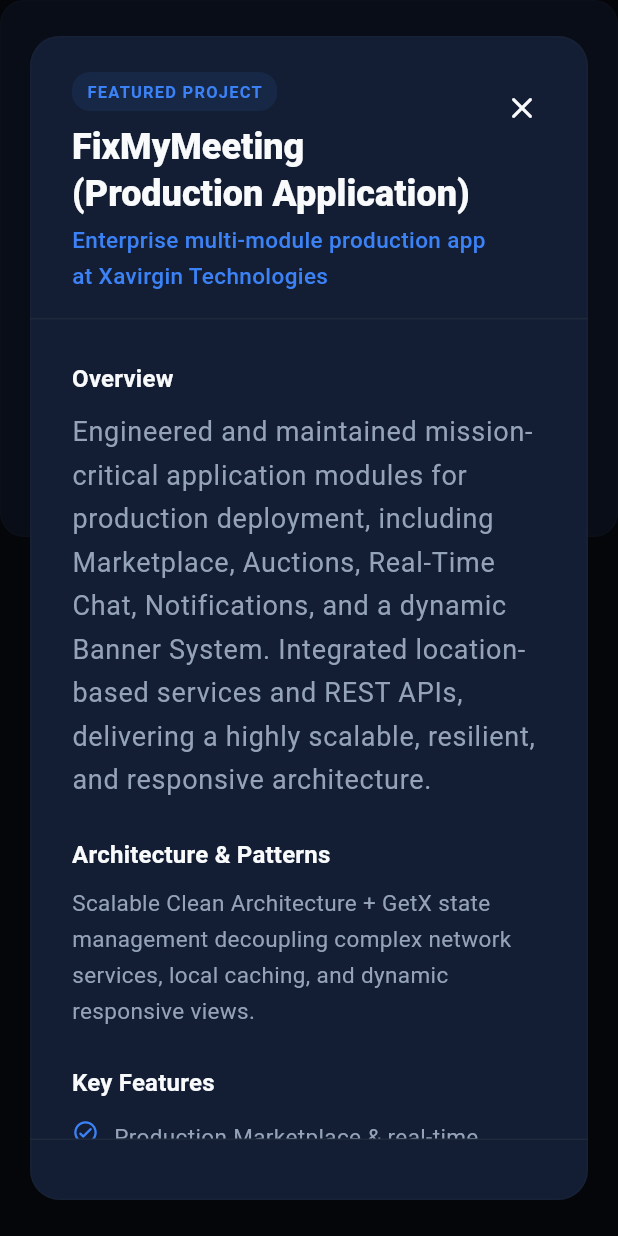
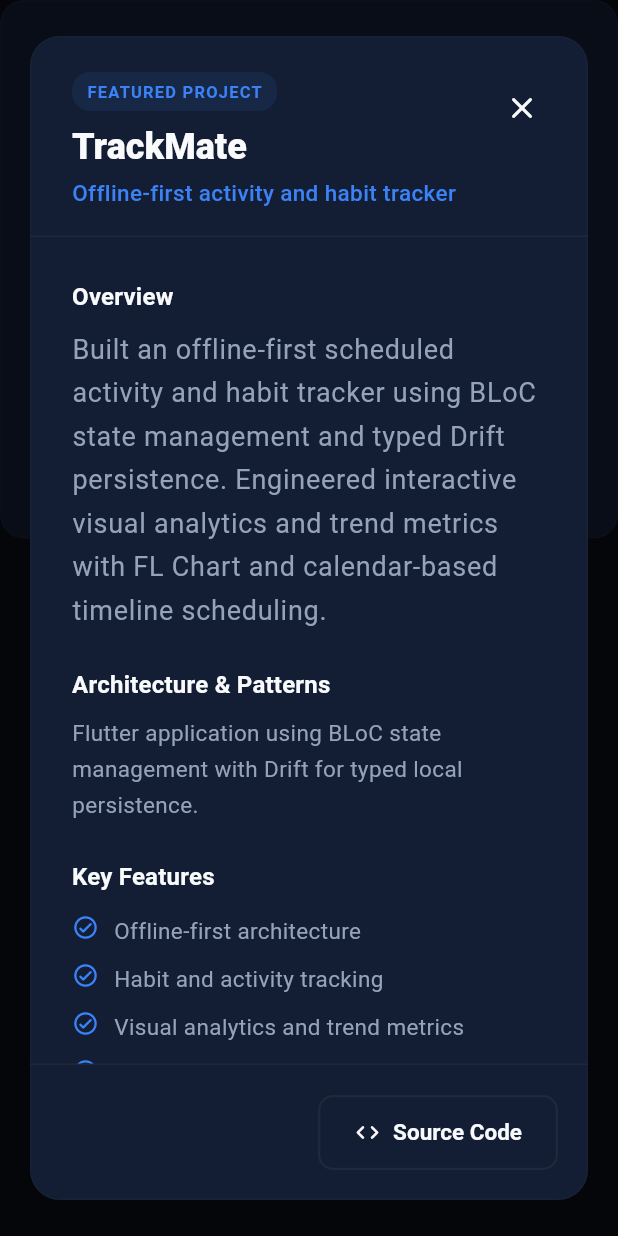
Before and after one commit to arpityadav783791-cloud/Personal_Portfolio, a Flutter app: the ProjectCard widget shown alone on an empty page, opened directly with sample values from the repository, after a tap on "View Case Study", on a phone screen of 412 x 824 dp. Run offline on Flutter 3.47's test engine with Material 3 defaults, Android fonts, the phone set to English and light mode, and no system bars.

Commit message:
updated projects section and the resume

```diff
--- a/lib/core/constants/portfolio_constants.dart
+++ b/lib/core/constants/portfolio_constants.dart
@@ -4,13 +4,12 @@
   static const String name = 'Arpit Kumar Yadav';
   static const String shortName = 'Arpit Yadav';
   static const String initials = 'AY';
-  static const String role = 'Flutter Developer';
+  static const String role = 'Flutter Developer • Cross-Platform Specialist';
   static const String heroGreeting = "Hello, I'm Arpit.";
   static const String heroHeadline =
       'I build clean, scalable and production-ready applications with Flutter.';
   static const String heroSubtext =
-      'Flutter Developer with hands-on production experience at Xavirgin Technologies (FixMyMeeting). Specializing in Clean Architecture, MVVM, GetX/BLoC, REST APIs, Firebase, and high-performance cross-platform applications.';
-
+      'Results-driven Flutter Developer with commercial production experience at Xavirgin Technologies. Specializing in Flutter, Dart, Clean Architecture, MVVM, GetX/BLoC, REST APIs, Drift/SQLite, Firebase, and high-performance cross-platform applications.';
   // Real Verified Contact & Social Links
   static const String phone = '+91 7652086399';
   static const String rawPhone = '7652086399';
@@ -25,7 +24,7 @@
   static const String whatsappUrl =
       'https://wa.me/917652086399?text=Hi%20Arpit,%20I%20reviewed%20your%20Flutter%20portfolio';
   static const String resumePath =
-      'https://raw.githubusercontent.com/arpityadav783791-cloud/Personal_Portfolio/main/Arpit_Kumar_Yadav_Resume.pdf';
+    'https://raw.githubusercontent.com/arpityadav783791-cloud/Personal_Portfolio/main/assets/resume/Arpit_Kumar_Yadav_Resume.pdf';
 
   // Recruiter Key Stats
   static const String cgpa = '8.5 / 10';
--- a/lib/data/experience_data.dart
+++ b/lib/data/experience_data.dart
@@ -5,29 +5,30 @@
 
   static const List<ExperienceModel> experiences = [
     ExperienceModel(
-      role: 'Flutter Developer',
+      role: 'Flutter Developer Intern → Flutter Team Lead',
       company: 'Xavirgin Technologies',
-      period: 'June 2026 — Present',
+      period: 'April 2026 — Present',
       location: 'Jaipur, Rajasthan',
       responsibilities: [
-        'Developed and maintained critical modules for production application (FixMyMeeting), including Marketplace, Auctions, Real-time Chat, and Notifications.',
-        'Engineered a highly responsive UI and dynamic Banner System, significantly improving overall cross-device performance and visual engagement.',
-        'Implemented location-based services and complex RESTful APIs, guaranteeing a highly scalable and resilient architecture.',
-        'Executed comprehensive bug fixing, optimized memory and rendering performance, and integrated third-party SDKs within an Agile development environment.',
-        'Maintained code integrity and facilitated continuous integration through strict Git workflows, structured Pull Requests, and code reviews.',
+        'Joined Xavirgin Technologies as a Flutter Developer Intern in April 2026 and contributed to production Flutter application development, UI implementation, API integration, debugging, and feature delivery.',
+        'Worked on FixMyMeeting, contributing to responsive UI development, REST API integration, location-based services, performance improvements, and production bug resolution.',
+        'Promoted to Flutter Team Lead for a 3-month period, taking additional responsibility for coordinating Flutter development tasks, supporting team members, reviewing implementation approaches, and maintaining development quality.',
+        'Contributed to improving codebase quality, application reliability, and smooth user experience while working with Flutter, Dart, GetX/BLoC, REST APIs, and production development workflows.',
       ],
       technologies: [
         'Flutter',
         'Dart',
         'GetX',
+        'BLoC',
         'Clean Architecture',
+        'MVVM',
         'REST APIs',
         'Firebase',
         'Git & GitHub',
         'Postman',
       ],
       achievements:
-          'Shipped mission-critical production features for FixMyMeeting, improving application responsiveness and delivering a crash-free experience across Android and iOS.',
+          'Progressed from Flutter Developer Intern to Flutter Team Lead during the internship, taking on additional technical coordination and team support responsibilities.',
     ),
   ];
 }
--- a/lib/data/projects_data.dart
+++ b/lib/data/projects_data.dart
@@ -1,188 +1,185 @@
-import 'package:portfolio/core/constants/portfolio_constants.dart';
-import 'package:portfolio/data/models/project_model.dart';
+import 'models/project_model.dart';
 
 class ProjectsData {
-  ProjectsData._();
-
   static const List<ProjectModel> projects = [
     ProjectModel(
-      id: 'fixmymeeting',
-      title: 'FixMyMeeting (Production Application)',
-      tagline:
-          'Enterprise multi-module production app at Xavirgin Technologies',
+      id: 'trackmate',
+      title: 'TrackMate',
+      tagline: 'Offline-first activity and habit tracker',
       description:
-          'Engineered and maintained mission-critical application modules for production deployment, including Marketplace, Auctions, Real-Time Chat, Notifications, and a dynamic Banner System. Integrated location-based services and REST APIs, delivering a highly scalable, resilient, and responsive architecture.',
+          'Built an offline-first scheduled activity and habit tracker using BLoC state management and typed Drift persistence. Engineered interactive visual analytics and trend metrics with FL Chart and calendar-based timeline scheduling.',
+      technologies: [
+        'Flutter',
+        'Dart',
+        'BLoC',
+        'Drift',
+        'SQLite',
+        'FL Chart',
+      ],
+      keyFeatures: [
+        'Offline-first architecture',
+        'Habit and activity tracking',
+        'Visual analytics and trend metrics',
+        'Calendar-based scheduling',
+      ],
+      architecture:
+          'Flutter application using BLoC state management with Drift for typed local persistence.',
+      challenges:
+          'Designing reliable offline-first data handling and interactive activity analytics.',
+      results:
+          'Delivered an offline-first tracker with persistent scheduling, analytics, and trend visualization.',
+      githubUrl: 'https://github.com/RishabhHatlunkar/trackmate',
+      isFeatured: true,
+    ),
+
+    ProjectModel(
+      id: 'linux-rdp-client',
+      title: 'Linux RDP Client',
+      tagline: 'Cross-platform Linux remote desktop client',
+      description:
+          'Built a Linux remote desktop client with connection management, persistent storage, add/edit flows, status tracking, and FreeRDP launching via system processes. Implemented connection validation, favorites/search, configurable resolution, clipboard/audio options, and user-friendly RDP error mapping.',
       technologies: [
         'Flutter',
         'Dart',
         'GetX',
-        'Clean Architecture',
-        'REST APIs',
-        'Firebase',
-        'Location Services',
-        'Agile CI/CD',
+        'GetStorage',
+        'FreeRDP',
+        'Linux',
       ],
       keyFeatures: [
-        'Production Marketplace & real-time Auction bidding modules',
-        'Real-time Chat with instant messaging and push notification alerts',
-        'Dynamic Banner System enhancing brand interaction and user conversions',
-        'Location-based service integration with background geolocation parsing',
+        'RDP connection management',
+        'Persistent connection storage',
+        'FreeRDP integration',
+        'Connection validation',
+        'Favorites and search',
+        'Configurable resolution',
+        'Clipboard and audio support',
       ],
       architecture:
-          'Scalable Clean Architecture + GetX state management decoupling complex network services, local caching, and dynamic responsive views.',
+          'Flutter application using GetX, GetStorage, and Linux system process integration with FreeRDP.',
       challenges:
-          'Maintaining sub-second state synchronization across simultaneous real-time auction bids and chat messages without frame drops.',
+          'Managing RDP processes, connection states, validation, and platform-specific Linux behavior.',
       results:
-          'Successfully deployed to production with high user retention, improved cross-device fluidity, and zero regression defects.',
+          'Delivered a functional Linux RDP client with persistent connections, configuration options, and error handling.',
+      githubUrl:
+          'https://github.com/arpityadav783791-cloud/RemoteDesktopConnectivity',
       isFeatured: true,
     ),
+
     ProjectModel(
-      id: 'trackmate',
-      title: 'TrackMate',
-      tagline: 'Personal activity & habit tracker with BLoC, Drift & Analytics',
+      id: 'qrcode-generator-reader',
+      title: 'QRCode Generator Reader',
+      tagline: 'Cross-platform QR code generator and reader',
       description:
-          'A comprehensive personal scheduled activity and habit tracking application engineered in Flutter. Features structured daily schedule logging, interactive calendar timelines, dynamic visual performance analytics with FL Chart, robust offline persistence using Drift (SQLite), and reactive BLoC state management with GetIt dependency injection.',
+          'Developed a cross-platform Flutter application that generates QR codes and reads/scans QR codes from the application interface.',
       technologies: [
         'Flutter',
         'Dart',
-        'BLoC & Cubit',
-        'Drift (SQLite)',
-        'FL Chart',
-        'Table Calendar',
-        'GoRouter',
-        'GetIt',
+        'QR Code',
       ],
       keyFeatures: [
-        'Scheduled activity timeline and habit tracking with interactive Table Calendar integration',
-        'Dynamic data analytics and trend graphs visualizing weekly and monthly performance using FL Chart',
-        'Offline-first architecture with typed reactive database queries powered by Drift (SQLite)',
-        'Decoupled Clean Architecture with BLoC state management and GetIt service location',
+        'QR code generation',
+        'QR code scanning',
+        'Cross-platform interface',
       ],
       architecture:
-          'Clean Architecture with BLoC/Cubit pattern, Drift ORM database layer, and isolated repository contracts for maximum testability.',
+          'Flutter cross-platform application with QR generation and scanning workflows.',
       challenges:
-          'Optimizing relational query performance and reactive stream emissions across complex multi-month activity logs without dropping UI frames.',
+          'Integrating QR generation and scanning while maintaining a simple cross-platform user experience.',
       results:
-          'Fluid 60fps data visualizations, instant offline persistence, and seamless schedule navigation across viewports.',
-      githubUrl: 'https://github.com/RishabhHatlunkar/trackmate',
-      isFeatured: true,
+          'Delivered a functional application capable of generating and reading QR codes.',
+      githubUrl:
+          'https://github.com/arpityadav783791-cloud/QRCodeGeneratorReader',
+      isFeatured: false,
     ),
+
     ProjectModel(
-      id: 'tesla-news',
-      title: 'Tesla News Application',
-      tagline:
-          'Real-time news aggregator built with Clean Architecture & REST APIs',
+      id: 'cat-dog-classifier',
+      title: 'CatDogClassifier',
+      tagline: 'Flutter image classification application',
       description:
-          'Developed a customized news aggregator utilizing a live News API, featuring advanced search capabilities. Adhered strictly to Clean Architecture principles to implement a highly responsive design unified across multiple mobile and tablet screen sizes.',
+          'Built a Flutter image-classification application for identifying cats and dogs, integrating an image classification model into the app workflow.',
       technologies: [
         'Flutter',
         'Dart',
-        'RESTful APIs',
-        'HTTP',
-        'JSON Parsing',
-        'Clean Architecture',
-        'URL Launcher',
+        'Machine Learning',
+        'Image Classification',
       ],
       keyFeatures: [
-        'Real-time news feed fetching and serialization using asynchronous HTTP requests',
-        'Clean Architecture decoupling data sources, repository contracts, and presentation',
-        'In-app responsive article reader with external source URL launching',
-        'Advanced search and multi-category filtering for rapid content discovery',
+        'Image classification',
+        'Cat and dog recognition',
+        'ML model integration',
       ],
       architecture:
-          'Clean Architecture separating network data sources, repository contracts, and presentation state for complete testability.',
+          'Flutter application integrating an image classification model into the application workflow.',
       challenges:
-          'Handling variable network latency and nested JSON responses from external endpoints reliably without blocking UI frames.',
+          'Connecting the machine-learning inference workflow with the Flutter user interface.',
       results:
-          'Stable, responsive article rendering with 60fps scrolling and robust offline fallback messaging.',
-      githubUrl: '${PortfolioConstants.githubUrl}/tesla-news-application',
-      isFeatured: true,
+          'Delivered an image classification application capable of identifying cats and dogs.',
+      githubUrl:
+          'https://github.com/arpityadav783791-cloud/CatDogClassifierFlutterApplication',
+      isFeatured: false,
     ),
+
     ProjectModel(
-      id: 'cricket-game',
-      title: 'Engineering Cricket Game',
-      tagline:
-          'Interactive Flutter-based finger cricket game with custom animations',
+      id: 'duplicate-deleter',
+      title: 'duplicateDeleterApplication',
+      tagline: 'Duplicate file detection and cleanup application',
       description:
-          'Designed and programmed an interactive Flutter-based finger cricket game characterized by complex game logic and fluid custom animations. Applied reliable state management solutions to sustain consistent frame rates and gameplay stability.',
+          'Built a duplicate-file detection and cleanup application with folder scanning, duplicate grouping, storage analysis, selective Keep One flow, and deletion confirmation. Migrated the duplicate-detection engine to Dart and added automated tests for the core scanning and hashing workflow.',
       technologies: [
         'Flutter',
         'Dart',
-        'Custom Game Logic',
-        'Fluid Animations',
-        'Stateful UI',
+        'File System',
+        'Hashing',
+        'Testing',
       ],
       keyFeatures: [
-        'Turn-based finger cricket gameplay with randomized computer opponent moves',
-        'Real-time run calculation, wicket tracking, and target score chasing logic',
-        'Custom visual indicators, celebration dialogs, and match summaries',
-        'Instant restart and state-reset functionality with persistent session scoring',
+        'Folder scanning',
+        'Duplicate file detection',
+        'Storage analysis',
+        'Keep One workflow',
+        'Deletion confirmation',
+        'Automated testing',
       ],
       architecture:
-          'Stateful reactive game loop managing match states, overs, wickets, and scoreboard updates.',
+          'Flutter application with a Dart-based duplicate detection engine using file scanning and hashing.',
       challenges:
-          'Synchronizing touch selection, random AI response generation, and scoreboard state transitions instantaneously without visual delays.',
+          'Efficiently scanning files, identifying duplicates, handling large file sets, and safely deleting selected files.',
       results:
-          'Engaging, responsive mobile gaming experience running at full 60fps with intuitive touch controls.',
-      githubUrl: '${PortfolioConstants.githubUrl}/Engineering_cricket_game',
-      isFeatured: false,
+          'Delivered a duplicate-file cleanup workflow with storage analysis, Keep One functionality, deletion confirmation, and automated tests.',
+      githubUrl:
+          'https://github.com/arpityadav783791-cloud/duplicate_deleter_application',
+      isFeatured: true,
     ),
+
     ProjectModel(
-      id: 'weather-app',
-      title: 'Weather Application',
-      tagline: 'High-utility weather tracking app consuming live Weather API',
+      id: 'engineering-cricket',
+      title: 'EngineeringCricket',
+      tagline: 'Interactive Flutter finger-cricket game',
       description:
-          'Created a high-utility weather tracking application consuming a dedicated Weather API for real-time local and global forecasts. Leveraged GetX for lightweight state management and incorporated a responsive city-based search infrastructure.',
+          'Designed and programmed an interactive finger-cricket game with custom game logic, state handling, animations, and persistent game state.',
       technologies: [
         'Flutter',
         'Dart',
-        'GetX',
-        'Weather REST API',
-        'JSON Parsing',
-        'Async UI',
+        'Game Logic',
+        'Animations',
       ],
       keyFeatures: [
-        'Live city weather search with real-time temperature, humidity, and wind stats',
-        'GetX reactive state management for instant search response and updates',
-        'Multi-day forecast cards with visual weather condition indicators',
-        'Clean visual cards with adaptive indicators matching current atmospheric conditions',
+        'Custom game logic',
+        'State handling',
+        'Interactive gameplay',
+        'Custom animations',
+        'Persistent game state',
       ],
       architecture:
-          'GetX Controller architecture performing async HTTP calls and deserializing JSON payloads into typed Dart models.',
+          'Flutter application built around custom game logic, state handling, animations, and persistent game state.',
       challenges:
-          'Handling intermittent connectivity and mapping complex weather codes into intuitive visual icons.',
+          'Implementing consistent game rules, interactive state transitions, and smooth gameplay animations.',
       results:
-          'Fast, reliable weather forecasts with responsive layouts and graceful degradation on network drops.',
-      githubUrl: '${PortfolioConstants.githubUrl}/weather_application',
-      isFeatured: false,
-    ),
-    ProjectModel(
-      id: 'unclutter-launcher',
-      title: 'Unclutter Minimalist Launcher',
-      tagline:
-          'Digital detox Android home screen launcher to reduce distractions',
-      description:
-          'A clean, text-based minimalist launcher clone inspired by Minimalist Phone. Designed in Flutter to curb smartphone distraction, declutter daily app access, and optimize personal productivity.',
-      technologies: [
-        'Flutter',
-        'Dart',
-        'Android Intents',
-        'Material Design',
-        'Minimalist UI',
-      ],
-      keyFeatures: [
-        'Alphabetized app list with instant fuzzy search for rapid launching',
-        'Text-only home screen displaying curated focus applications',
-        'Dark mode aesthetic engineered to save battery and reduce eye strain',
-        'Distraction-free interface stripping away notification badges and flashy graphics',
-      ],
-      architecture:
-          'Lightweight event-driven architecture querying installed Android packages with minimal memory footprint.',
-      challenges:
-          'Managing native platform channel intents while ensuring zero-delay launch transitions.',
-      results:
-          'Helps users dramatically reduce screen time through a clean, distraction-free home screen.',
-      githubUrl: '${PortfolioConstants.githubUrl}/unclutter_launcher',
+          'Delivered an interactive finger-cricket game with custom gameplay logic and persistent state.',
+      githubUrl:
+          'https://github.com/arpityadav783791-cloud/Engineering_cricket_game',
       isFeatured: false,
     ),
   ];
--- a/lib/features/projects/widgets/project_card.dart
+++ b/lib/features/projects/widgets/project_card.dart
@@ -97,10 +97,23 @@
               const SizedBox(height: 12),
 
               // Title & tagline
-              Text(
-                widget.project.title,
-                style: theme.textTheme.titleLarge?.copyWith(
-                  fontWeight: FontWeight.w700,
+              MouseRegion(
+                cursor: widget.project.githubUrl != null
+                    ? SystemMouseCursors.click
+                    : SystemMouseCursors.basic,
+                child: GestureDetector(
+                  onTap: widget.project.githubUrl != null
+                      ? () => UrlHelper.openUrl(widget.project.githubUrl!)
+                      : null,
+                  child: Text(
+                    widget.project.title,
+                    style: theme.textTheme.titleLarge?.copyWith(
+                      fontWeight: FontWeight.w700,
+                      color: widget.project.githubUrl != null
+                          ? theme.colorScheme.primary
+                          : null,
+                    ),
+                  ),
                 ),
               ),
               const SizedBox(height: 4),
```
Also changed, not shown: analysis_options.yaml (+9 -0 lines), pubspec.lock, 2 other files.
